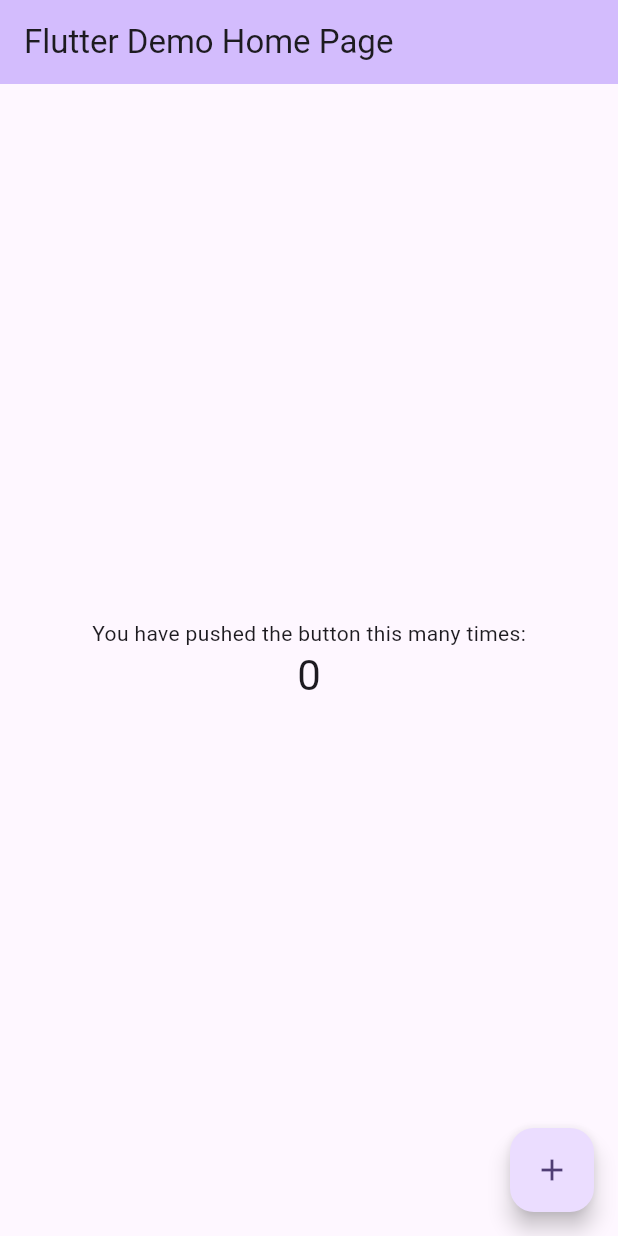
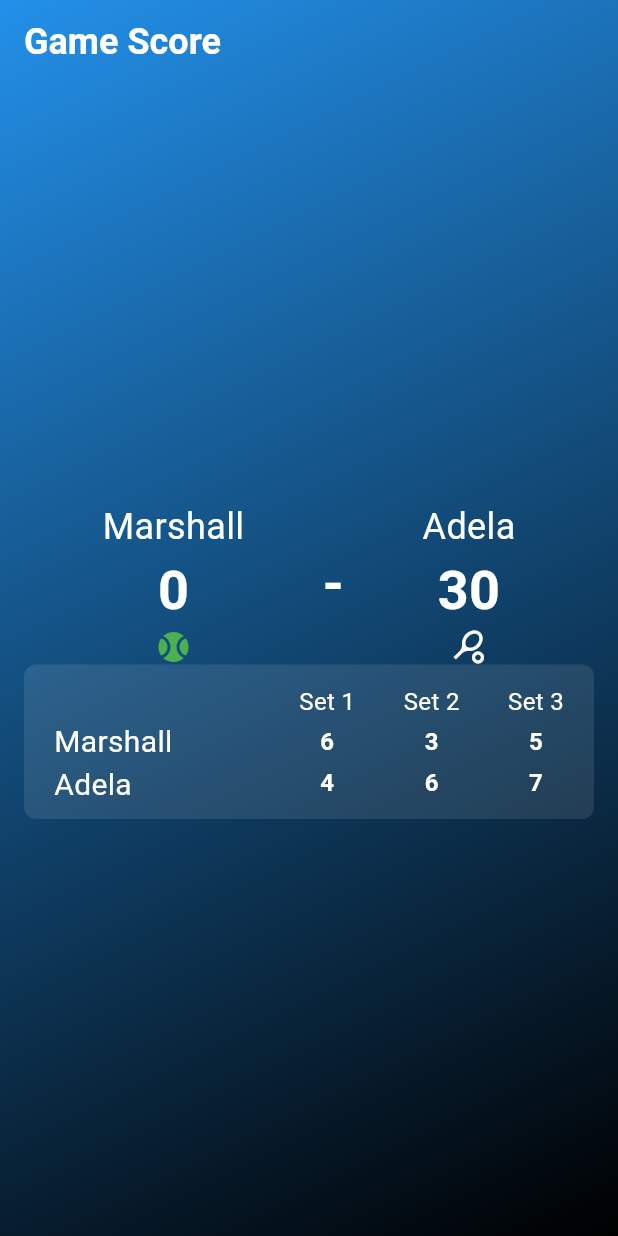
Before and after one commit to MarshallZzzz/stat_tracker, a Flutter app: the screen it shows after launch, on a phone screen of 412 x 824 dp. Run offline on Flutter 3.47's test engine with Material 3 defaults, Android fonts, the phone set to English and light mode, and no system bars.

Commit message:
Scoreboard UI template

```diff
--- /dev/null
+++ b/lib/Components/ScoreboardView.dart
@@ -0,0 +1,197 @@
+import 'package:flutter/material.dart';
+
+class ScoreboardView extends StatefulWidget {
+  // 1. Mark fields as final for immutability
+  final String currPlayer;
+  final String oppPlayer;
+
+  const ScoreboardView({
+    super.key,
+    required this.currPlayer,
+    required this.oppPlayer,
+  });
+
+  @override
+  State<ScoreboardView> createState() => _ScoreboardViewState();
+}
+
+// 2. Private state classes are prefixed with an underscore
+class _ScoreboardViewState extends State<ScoreboardView> {
+  // 3. Variables should be lowerCamelCase
+  final List<String> gameScores = const ["0", "15", "30", "40", "Ad"];
+
+  @override
+  Widget build(BuildContext context) {
+    // 4. Use Theme.of(context) for consistent styling
+    final textStyle = Theme.of(context).textTheme.headlineMedium?.copyWith(
+      color: Colors.white,
+      fontWeight: FontWeight.bold,
+    );
+
+    return Container(
+      decoration: const BoxDecoration(
+        gradient: LinearGradient(
+          begin: Alignment.topLeft,
+          end: Alignment.bottomRight,
+          colors: [Color(0xFF2390E9), Colors.black],
+        ),
+      ),
+      child: Scaffold(
+        backgroundColor: Colors.transparent, // Background handled by Container
+        appBar: AppBar(
+          title: const Text('Game Score'),
+          titleTextStyle: const TextStyle(
+            fontWeight: FontWeight.bold,
+            fontSize: 24,
+          ),
+          backgroundColor: Colors.transparent,
+          elevation: 0,
+        ),
+        body: Center(
+          child: Padding(
+            padding: const EdgeInsets.all(16.0), // 5. Use const for performance
+            child: Column(
+              mainAxisAlignment: MainAxisAlignment.center,
+              children: [
+
+                Row(
+                  mainAxisAlignment: MainAxisAlignment.spaceEvenly,
+                  children: [
+                    _PlayerScoreColumn(
+                      name: widget.currPlayer,
+                      score: gameScores[0],
+                      icon: Icons.sports_baseball,
+                      iconColor: Colors.green,
+                    ),
+                    Text("-", style: textStyle?.copyWith(fontSize: 36)),
+                    _PlayerScoreColumn(
+                      name: widget.oppPlayer,
+                      score: gameScores[2],
+                      icon: Icons.sports_tennis,
+                    ),
+                  ],
+                ),
+                Container(
+                  padding: const EdgeInsets.symmetric(horizontal: 20, vertical: 8),
+                  decoration: BoxDecoration(
+                    // border: Border.all(color: Colors.white),
+                    borderRadius: BorderRadius.circular(8),
+                    color: Colors.white.withValues(alpha: 0.1),
+                  ),
+                  child: Row(
+                    mainAxisAlignment: MainAxisAlignment.spaceBetween,
+
+                    children: [
+                      Column(
+                        crossAxisAlignment: CrossAxisAlignment.start,
+                        children: [
+                          Text("", style: TextStyle(fontSize: 20, color: Colors.white,)),
+                          Text(widget.currPlayer, style: TextStyle(fontSize: 20, color: Colors.white)),
+                          Text(widget.oppPlayer, style: TextStyle(fontSize: 20, color: Colors.white)),
+                        ]
+                      ),
+                      const SizedBox(width: 20),
+
+                      _SetScoreColumn(
+                        setNumber: "Set 1",
+                        playerScore: 6,
+                        opponentScore: 4,
+                      ),
+                      _SetScoreColumn(
+                        setNumber: "Set 2",
+                        playerScore: 3,
+                        opponentScore: 6,
+                      ),
+                      _SetScoreColumn(
+                        setNumber: "Set 3",
+                        playerScore: 5,
+                        opponentScore: 7,
+                      ),
+                    ]
+                  ),
+                )
+              ],
+            ),
+          ),
+        ),
+      ),
+    );
+  }
+}
+
+// 6. Extracted reusable components keep build methods lean
+class _PlayerScoreColumn extends StatelessWidget {
+  final String name;
+  final String score;
+  final IconData icon;
+  final Color? iconColor;
+
+  const _PlayerScoreColumn({
+    required this.name,
+    required this.score,
+    required this.icon,
+    this.iconColor,
+  });
+
+  @override
+  Widget build(BuildContext context) {
+    return Column(
+      mainAxisSize: MainAxisSize.min,
+      children: [
+        Text(name, style: const TextStyle(fontSize: 24, color: Colors.white)),
+        Text(
+          score,
+          style: const TextStyle(
+            fontSize: 36,
+            fontWeight: FontWeight.bold,
+            color: Colors.white,
+          ),
+        ),
+        Icon(icon, color: iconColor ?? Colors.white),
+      ],
+    );
+  }
+}
+
+class _SetScoreColumn extends StatelessWidget {
+  final String setNumber;
+  final int playerScore;
+  final int opponentScore;
+
+  const _SetScoreColumn({
+    required this.setNumber,
+    required this.playerScore,
+    required this.opponentScore,
+  });
+
+  @override
+  Widget build(BuildContext context) {
+    return Column(
+      mainAxisAlignment: MainAxisAlignment.spaceEvenly,
+      children: [
+        Text(
+          setNumber,
+          style: const TextStyle(fontSize: 16, color: Colors.white),
+        ),
+        const SizedBox(height: 4),
+        Text(
+          '$playerScore',
+          style: const TextStyle(
+            fontSize: 16,
+            fontWeight: FontWeight.bold,
+            color: Colors.white,
+          ),
+        ),
+        const SizedBox(height: 4),
+        Text(
+          '$opponentScore',
+          style: const TextStyle(
+            fontSize: 16,
+            fontWeight: FontWeight.bold,
+            color: Colors.white,
+          ),
+        ),
+      ],
+    );
+  }
+}
--- a/lib/main.dart
+++ b/lib/main.dart
@@ -1,4 +1,5 @@
 import 'package:flutter/material.dart';
+import 'package:stat_tracker/Components/ScoreboardView.dart';
 
 void main() {
   runApp(const MyApp());
@@ -28,95 +29,9 @@ class MyApp extends StatelessWidget {
         //
         // This works for code too, not just values: Most code changes can be
         // tested with just a hot reload.
-        colorScheme: .fromSeed(seedColor: Colors.deepPurple),
+        scaffoldBackgroundColor: Colors.transparent,
       ),
-      home: const MyHomePage(title: 'Flutter Demo Home Page'),
+      home: ScoreboardView(currPlayer: "Marshall", oppPlayer: "Adela"),
     );
   }
 }
-
-class MyHomePage extends StatefulWidget {
-  const MyHomePage({super.key, required this.title});
-
-  // This widget is the home page of your application. It is stateful, meaning
-  // that it has a State object (defined below) that contains fields that affect
-  // how it looks.
-
-  // This class is the configuration for the state. It holds the values (in this
-  // case the title) provided by the parent (in this case the App widget) and
-  // used by the build method of the State. Fields in a Widget subclass are
-  // always marked "final".
-
-  final String title;
-
-  @override
-  State<MyHomePage> createState() => _MyHomePageState();
-}
-
-class _MyHomePageState extends State<MyHomePage> {
-  int _counter = 0;
-
-  void _incrementCounter() {
-    setState(() {
-      // This call to setState tells the Flutter framework that something has
-      // changed in this State, which causes it to rerun the build method below
-      // so that the display can reflect the updated values. If we changed
-      // _counter without calling setState(), then the build method would not be
-      // called again, and so nothing would appear to happen.
-      _counter++;
-    });
-  }
-
-  @override
-  Widget build(BuildContext context) {
-    // This method is rerun every time setState is called, for instance as done
-    // by the _incrementCounter method above.
-    //
-    // The Flutter framework has been optimized to make rerunning build methods
-    // fast, so that you can just rebuild anything that needs updating rather
-    // than having to individually change instances of widgets.
-    return Scaffold(
-      appBar: AppBar(
-        // TRY THIS: Try changing the color here to a specific color (to
-        // Colors.amber, perhaps?) and trigger a hot reload to see the AppBar
-        // change color while the other colors stay the same.
-        backgroundColor: Theme.of(context).colorScheme.inversePrimary,
-        // Here we take the value from the MyHomePage object that was created by
-        // the App.build method, and use it to set our appbar title.
-        title: Text(widget.title),
-      ),
-      body: Center(
-        // Center is a layout widget. It takes a single child and positions it
-        // in the middle of the parent.
-        child: Column(
-          // Column is also a layout widget. It takes a list of children and
-          // arranges them vertically. By default, it sizes itself to fit its
-          // children horizontally, and tries to be as tall as its parent.
-          //
-          // Column has various properties to control how it sizes itself and
-          // how it positions its children. Here we use mainAxisAlignment to
-          // center the children vertically; the main axis here is the vertical
-          // axis because Columns are vertical (the cross axis would be
-          // horizontal).
-          //
-          // TRY THIS: Invoke "debug painting" (choose the "Toggle Debug Paint"
-          // action in the IDE, or press "p" in the console), to see the
-          // wireframe for each widget.
-          mainAxisAlignment: .center,
-          children: [
-            const Text('You have pushed the button this many times:'),
-            Text(
-              '$_counter',
-              style: Theme.of(context).textTheme.headlineMedium,
-            ),
-          ],
-        ),
-      ),
-      floatingActionButton: FloatingActionButton(
-        onPressed: _incrementCounter,
-        tooltip: 'Increment',
-        child: const Icon(Icons.add),
-      ),
-    );
-  }
-}
```
Also changed, not shown: lib/Views/InGameView.dart (added).
